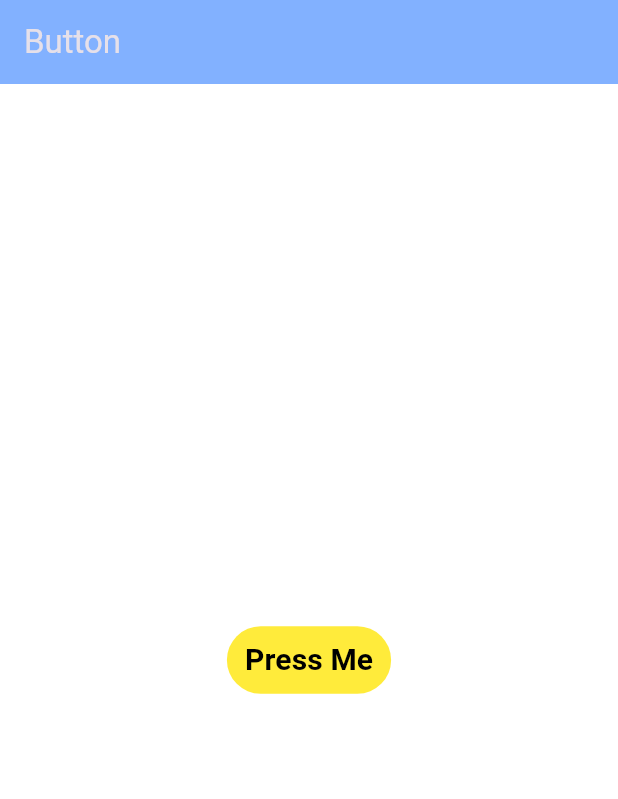
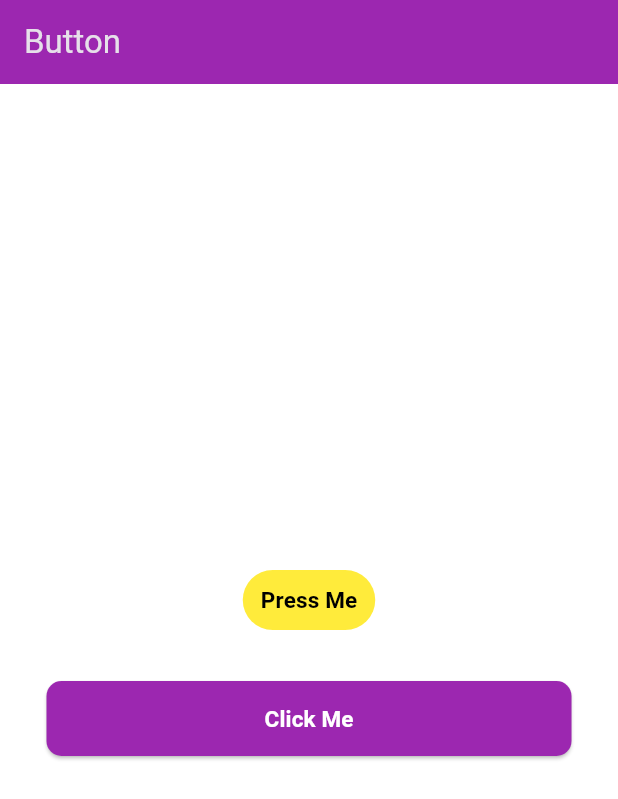
Before and after one commit to SheryarTahir/container_sizedbox, a Flutter app: the screen it shows after launch, on a phone screen of 412 x 824 dp. Shown: the top 799 px of the screen. Run offline on Flutter 3.47's test engine with Material 3 defaults, Android fonts, the phone set to English and light mode, and no system bars.

Commit message:
Update button.dart

```diff
--- a/lib/widgets/button.dart
+++ b/lib/widgets/button.dart
@@ -8,7 +8,7 @@ class Button extends StatelessWidget {
     return Scaffold(
       backgroundColor: Colors.white,
       appBar: AppBar(
-        backgroundColor: Colors.blueAccent.shade100,
+        backgroundColor: Theme.of(context).primaryColor,
         title: const Text("Button"),
       ),
       body: Center(
@@ -24,11 +24,41 @@ class Button extends StatelessWidget {
               child: const Text(
                 "Press Me",
                 style: TextStyle(
-                    fontSize: 20,
+                  fontSize: 15,
                   fontWeight: FontWeight.bold,
                   color: Colors.black,
                 ),
-                ))
+              ),
+            ),
+            const SizedBox(
+              height: 30,
+            ),
+            Container(
+              height: 50,
+              width: 350,
+              child: ElevatedButton(
+                style: ButtonStyle(
+                  backgroundColor:
+                      WidgetStatePropertyAll(Theme.of(context).primaryColor),
+                  shape: WidgetStatePropertyAll(
+                    RoundedRectangleBorder(
+                      borderRadius: BorderRadius.circular(10),
+                    ),
+                  ),
+                ),
+                onPressed: () {
+                  print("Like");
+                },
+                child: const Text(
+                  "Click Me",
+                  style: TextStyle(
+                    fontSize: 15,
+                    fontWeight: FontWeight.bold,
+                    color: Colors.white,
+                  ),
+                ),
+              ),
+            ),
           ],
         ),
       ),
```
Lines whose indentation alone changed are shown as unchanged.
